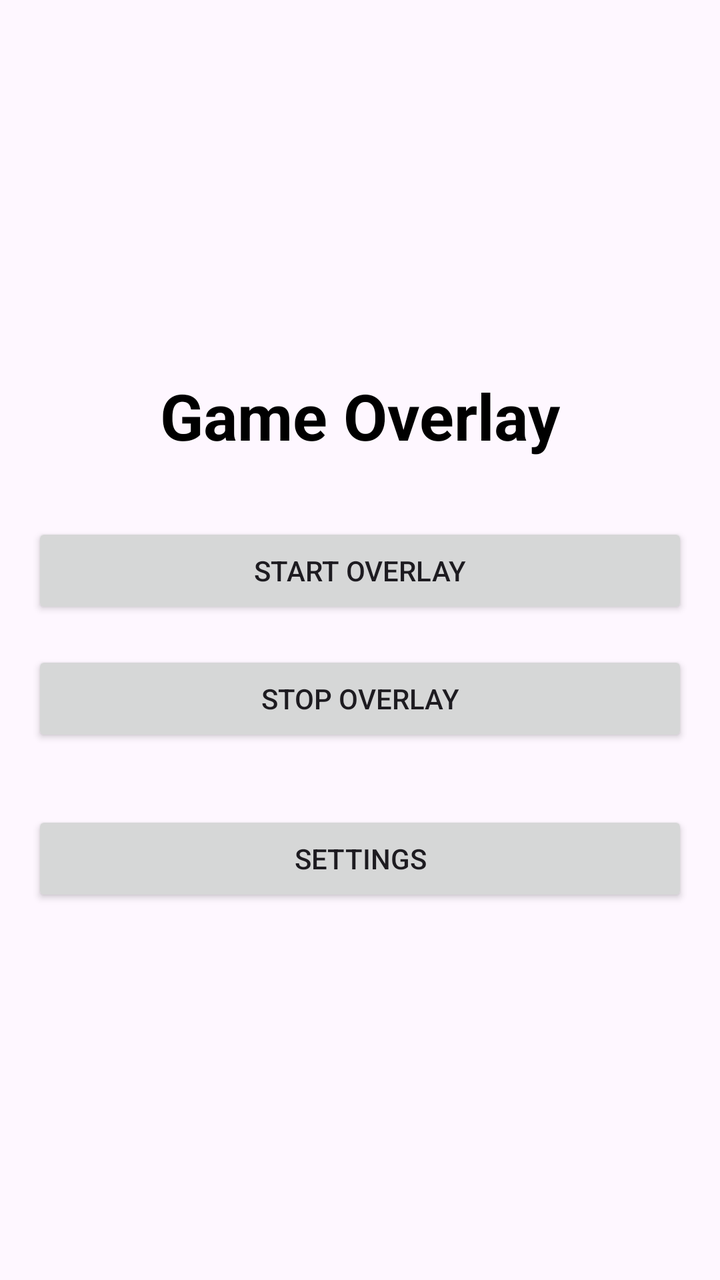
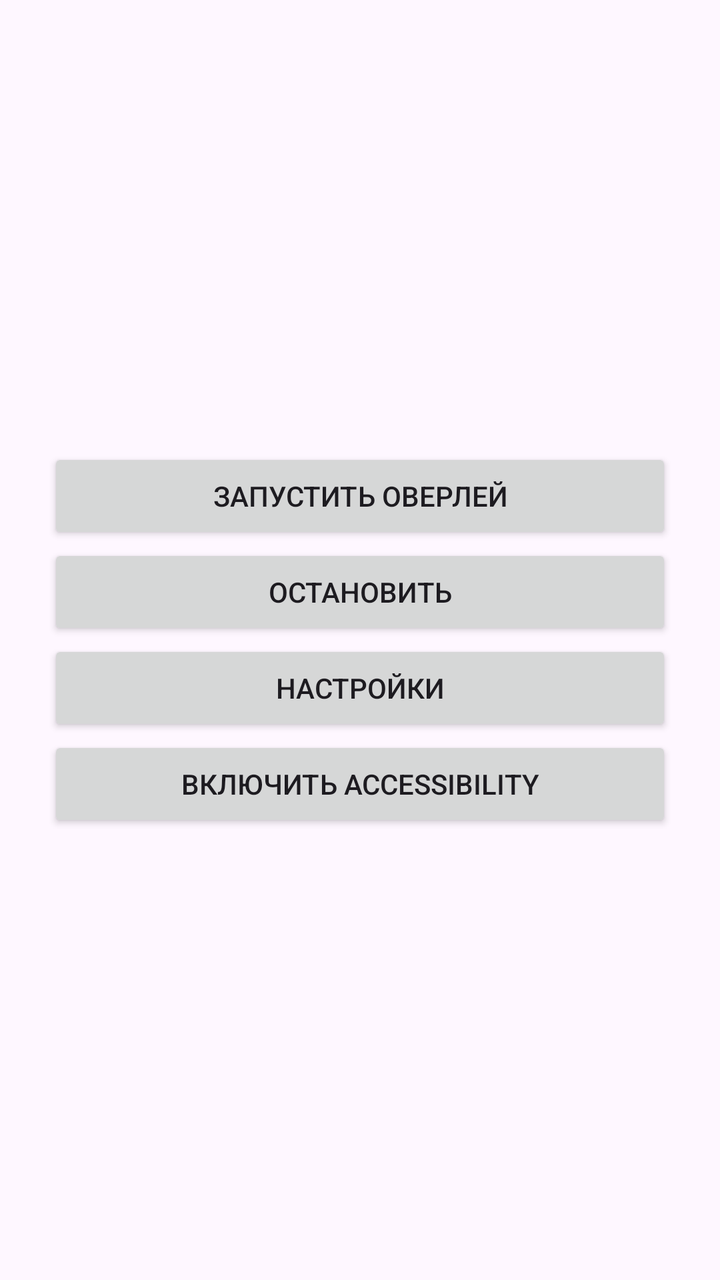

An Android layout rendered at two revisions. The XML below is the earlier revision; the diff shows what the commit changed to produce the second picture.
<!-- AndroidManifest.xml: application theme Theme.Material3.DayNight.NoActionBar -->
<!-- res/layout/activity_main.xml -->
<?xml version="1.0" encoding="utf-8"?>
<LinearLayout xmlns:android="http://schemas.android.com/apk/res/android"
    android:layout_width="match_parent"
    android:layout_height="match_parent"
    android:orientation="vertical"
    android:padding="16dp"
    android:gravity="center">

    <TextView
        android:layout_width="wrap_content"
        android:layout_height="wrap_content"
        android:text="@string/app_name"
        android:textSize="32sp"
        android:textStyle="bold"
        android:textColor="@android:color/black"
        android:layout_marginBottom="32dp" />

    <Button
        android:id="@+id/btn_start"
        android:layout_width="match_parent"
        android:layout_height="wrap_content"
        android:text="Start Overlay"
        android:layout_marginBottom="16dp" />

    <Button
        android:id="@+id/btn_stop"
        android:layout_width="match_parent"
        android:layout_height="wrap_content"
        android:text="Stop Overlay"
        android:layout_marginBottom="32dp" />

    <Button
        android:id="@+id/btn_settings"
        android:layout_width="match_parent"
        android:layout_height="wrap_content"
        android:text="Settings" />

</LinearLayout>
<!-- resources referenced by this layout -->
<resources>
  <string name="app_name">Game Overlay</string>
</resources>

<!-- the commit's change to res/layout/activity_main.xml (unified diff, before → after) -->
@@ -3,36 +3,30 @@
     android:layout_width="match_parent"
     android:layout_height="match_parent"
     android:orientation="vertical"
-    android:padding="16dp"
-    android:gravity="center">
-
-    <TextView
-        android:layout_width="wrap_content"
-        android:layout_height="wrap_content"
-        android:text="@string/app_name"
-        android:textSize="32sp"
-        android:textStyle="bold"
-        android:textColor="@android:color/black"
-        android:layout_marginBottom="32dp" />
+    android:gravity="center"
+    android:padding="24dp">
 
     <Button
-        android:id="@+id/btn_start"
+        android:id="@+id/btnStart"
         android:layout_width="match_parent"
         android:layout_height="wrap_content"
-        android:text="Start Overlay"
-        android:layout_marginBottom="16dp" />
+        android:text="Запустить оверлей" />
 
     <Button
-        android:id="@+id/btn_stop"
+        android:id="@+id/btnStop"
         android:layout_width="match_parent"
         android:layout_height="wrap_content"
-        android:text="Stop Overlay"
-        android:layout_marginBottom="32dp" />
+        android:text="Остановить" />
 
     <Button
-        android:id="@+id/btn_settings"
+        android:id="@+id/btnSettings"
         android:layout_width="match_parent"
         android:layout_height="wrap_content"
-        android:text="Settings" />
+        android:text="Настройки" />
 
+    <Button
+        android:id="@+id/btnAccessibility"
+        android:layout_width="match_parent"
+        android:layout_height="wrap_content"
+        android:text="Включить Accessibility" />
 </LinearLayout>
<!-- resource entries referenced after the edit -->
@@ -1,5 +1,5 @@
 <!-- resources referenced by this layout -->
 <resources>
-  <string name="app_name">Game Overlay</string>
+
 </resources>
 
